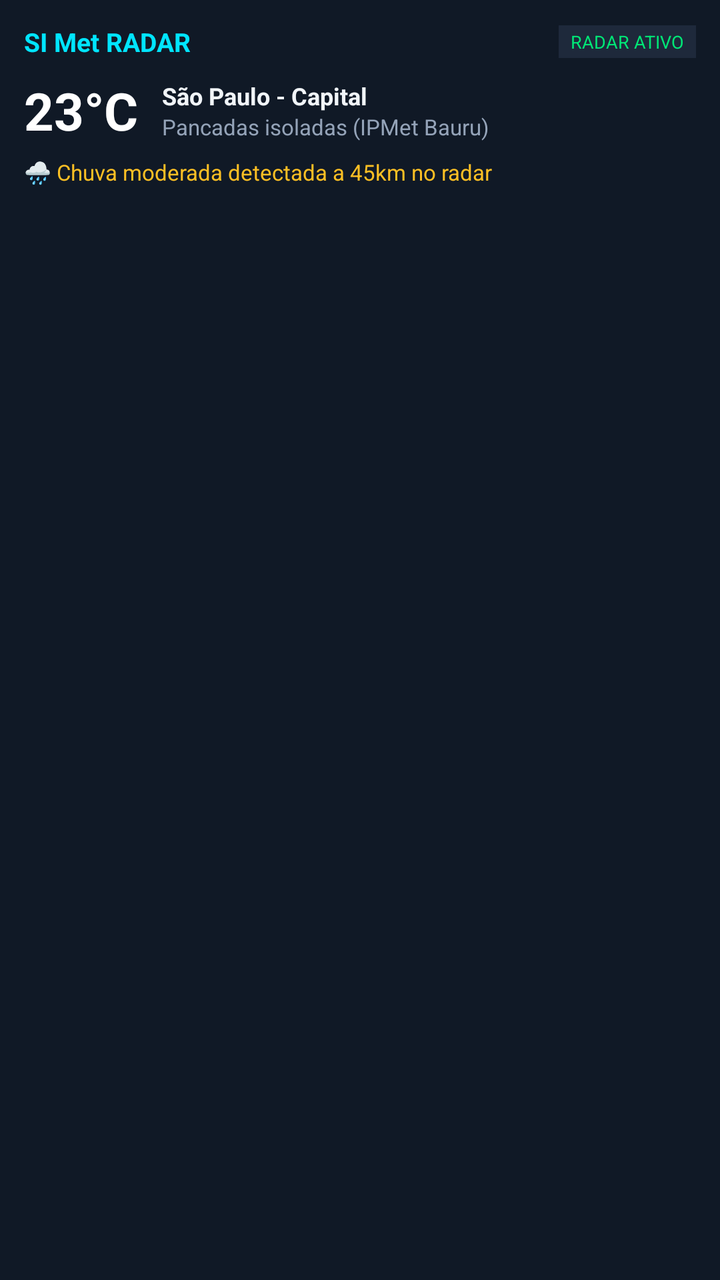
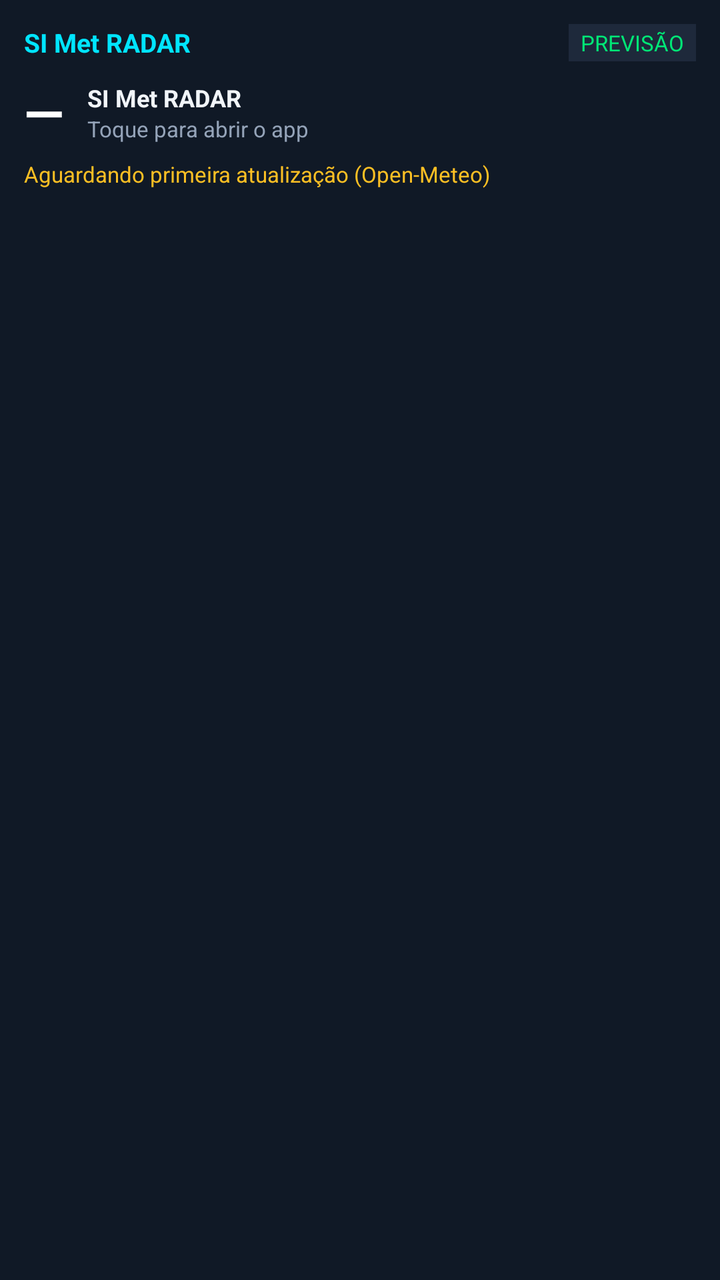

Screens rendered from an Android XML layout before and after an edit, with the pre-edit source and the edit as a unified diff.
<!-- AndroidManifest.xml: application theme Theme.MyApplication -->
<!-- res/layout/widget_weather.xml -->
<?xml version="1.0" encoding="utf-8"?>
<LinearLayout xmlns:android="http://schemas.android.com/apk/res/android"
    android:id="@+id/widget_root"
    android:layout_width="match_parent"
    android:layout_height="match_parent"
    android:background="#101926"
    android:orientation="vertical"
    android:padding="12dp">

    <LinearLayout
        android:layout_width="match_parent"
        android:layout_height="wrap_content"
        android:gravity="center_vertical"
        android:orientation="horizontal">

        <TextView
            android:id="@+id/widget_title"
            android:layout_width="0dp"
            android:layout_height="wrap_content"
            android:layout_weight="1"
            android:text="SI Met RADAR"
            android:textColor="#00E5FF"
            android:textSize="13sp"
            android:textStyle="bold" />

        <TextView
            android:id="@+id/widget_status_badge"
            android:layout_width="wrap_content"
            android:layout_height="wrap_content"
            android:background="#1E293B"
            android:paddingHorizontal="6dp"
            android:paddingVertical="2dp"
            android:text="RADAR ATIVO"
            android:textColor="#00E676"
            android:textSize="9sp" />
    </LinearLayout>

    <LinearLayout
        android:layout_width="match_parent"
        android:layout_height="wrap_content"
        android:layout_marginTop="8dp"
        android:gravity="center_vertical"
        android:orientation="horizontal">

        <TextView
            android:id="@+id/widget_temp"
            android:layout_width="wrap_content"
            android:layout_height="wrap_content"
            android:text="23°C"
            android:textColor="#FFFFFF"
            android:textSize="26sp"
            android:textStyle="bold" />

        <LinearLayout
            android:layout_width="match_parent"
            android:layout_height="wrap_content"
            android:layout_marginStart="12dp"
            android:orientation="vertical">

            <TextView
                android:id="@+id/widget_city"
                android:layout_width="wrap_content"
                android:layout_height="wrap_content"
                android:text="São Paulo - Capital"
                android:textColor="#F1F5F9"
                android:textSize="12sp"
                android:textStyle="bold" />

            <TextView
                android:id="@+id/widget_condition"
                android:layout_width="wrap_content"
                android:layout_height="wrap_content"
                android:text="Pancadas isoladas (IPMet Bauru)"
                android:textColor="#94A3B8"
                android:textSize="11sp" />
        </LinearLayout>
    </LinearLayout>

    <TextView
        android:id="@+id/widget_rain_alert"
        android:layout_width="match_parent"
        android:layout_height="wrap_content"
        android:layout_marginTop="6dp"
        android:ellipsize="end"
        android:maxLines="1"
        android:text="🌧️ Chuva moderada detectada a 45km no radar"
        android:textColor="#FBBF24"
        android:textSize="11sp" />
</LinearLayout>
<!-- resources referenced by this layout -->
<resources>
  <style name="Theme.MyApplication" parent="android:Theme.DeviceDefault.NoActionBar" />
</resources>

<!-- the commit's change to res/layout/widget_weather.xml (unified diff, before → after) -->
@@ -18,7 +18,7 @@
             android:layout_width="0dp"
             android:layout_height="wrap_content"
             android:layout_weight="1"
-            android:text="SI Met RADAR"
+            android:text="@string/app_name"
             android:textColor="#00E5FF"
             android:textSize="13sp"
             android:textStyle="bold" />
@@ -30,9 +30,9 @@
             android:background="#1E293B"
             android:paddingHorizontal="6dp"
             android:paddingVertical="2dp"
-            android:text="RADAR ATIVO"
+            android:text="@string/widget_badge_forecast"
             android:textColor="#00E676"
-            android:textSize="9sp" />
+            android:textSize="11sp" />
     </LinearLayout>
 
     <LinearLayout
@@ -46,7 +46,7 @@
             android:id="@+id/widget_temp"
             android:layout_width="wrap_content"
             android:layout_height="wrap_content"
-            android:text="23°C"
+            android:text="@string/widget_placeholder_temp"
             android:textColor="#FFFFFF"
             android:textSize="26sp"
             android:textStyle="bold" />
@@ -61,7 +61,7 @@
                 android:id="@+id/widget_city"
                 android:layout_width="wrap_content"
                 android:layout_height="wrap_content"
-                android:text="São Paulo - Capital"
+                android:text="@string/widget_placeholder_city"
                 android:textColor="#F1F5F9"
                 android:textSize="12sp"
                 android:textStyle="bold" />
@@ -70,7 +70,7 @@
                 android:id="@+id/widget_condition"
                 android:layout_width="wrap_content"
                 android:layout_height="wrap_content"
-                android:text="Pancadas isoladas (IPMet Bauru)"
+                android:text="@string/widget_placeholder_condition"
                 android:textColor="#94A3B8"
                 android:textSize="11sp" />
         </LinearLayout>
@@ -83,7 +83,7 @@
         android:layout_marginTop="6dp"
         android:ellipsize="end"
         android:maxLines="1"
-        android:text="🌧️ Chuva moderada detectada a 45km no radar"
+        android:text="@string/widget_placeholder_rain"
         android:textColor="#FBBF24"
         android:textSize="11sp" />
 </LinearLayout>
<!-- resource entries referenced after the edit -->
@@ -1,5 +1,11 @@
 <!-- resources referenced by this layout -->
 <resources>
+  <string name="app_name">SI Met RADAR</string>
+  <string name="widget_badge_forecast">PREVISÃO</string>
+  <string name="widget_placeholder_city">SI Met RADAR</string>
+  <string name="widget_placeholder_condition">Toque para abrir o app</string>
+  <string name="widget_placeholder_rain">Aguardando primeira atualização (Open-Meteo)</string>
+  <string name="widget_placeholder_temp">—</string>
   <style name="Theme.MyApplication" parent="android:Theme.DeviceDefault.NoActionBar" />
 </resources>
 
